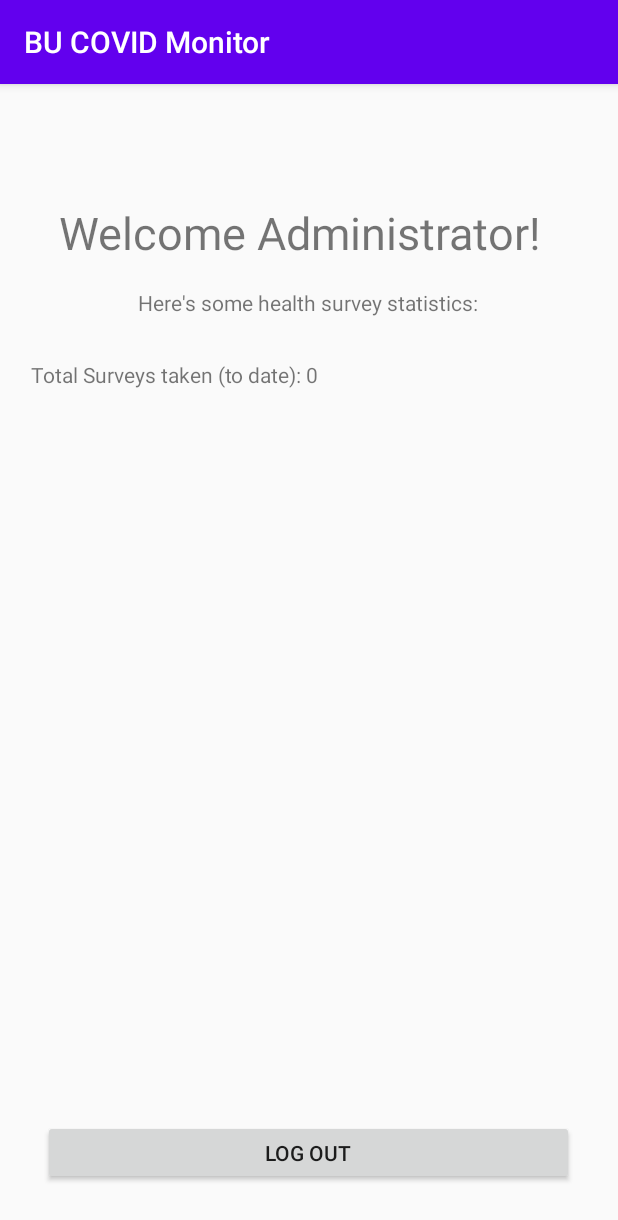
After one commit to Jon-S-Hall/Android_COVID_Monitor, an Android app: the AdminHome screen opened directly, with no data from a screen before it, on a phone screen of 412 x 824 dp. The commit adds this screen. Shown: the top 1220 px of the screen. Run offline under Robolectric (Android 15) with nearby library versions, the phone set to English and light mode, and no system bars; our stand-ins replace Firebase (no records; nobody signed in at launch, a user with empty details on screens opened directly); Roboto replaces fonts that are not available here.

Commit message:
Added admin panel, and firebase database to store surveys.

```diff
--- a/app/build.gradle
+++ b/app/build.gradle
@@ -47,5 +47,7 @@ dependencies {
     implementation 'com.squareup.retrofit2:converter-gson:2.4.0'
     implementation 'com.android.support:multidex:1.0.3'
     implementation 'com.google.android.gms:play-services-auth:18.1.0'
+    implementation 'com.google.firebase:firebase-firestore:21.6.0'
+
 
 }
--- a/app/src/main/AndroidManifest.xml
+++ b/app/src/main/AndroidManifest.xml
@@ -21,6 +21,7 @@
         <activity android:name=".app.HomeScreen"/>
         <activity android:name=".app.SurveyActivity"/>
         <activity android:name=".app.CovidData"/>
+        <activity android:name=".app.AdminHome"/>
     </application>
 
 </manifest>
--- /dev/null
+++ b/app/src/main/java/com/example/bucovidmonitor/app/AdminHome.java
@@ -0,0 +1,70 @@
+package com.example.bucovidmonitor.app;
+
+import android.content.Intent;
+import android.os.Bundle;
+import android.view.View;
+import android.widget.Button;
+import android.widget.TextView;
+
+import androidx.annotation.NonNull;
+import androidx.annotation.RequiresPermission;
+import androidx.appcompat.app.AppCompatActivity;
+
+import com.example.bucovidmonitor.R;
+import com.example.bucovidmonitor.ui.login.LoginActivity;
+import com.google.android.gms.tasks.OnCompleteListener;
+import com.google.android.gms.tasks.Task;
+import com.google.firebase.auth.FirebaseAuth;
+import com.google.firebase.auth.FirebaseUser;
+import com.google.firebase.firestore.FirebaseFirestore;
+import com.google.firebase.firestore.QueryDocumentSnapshot;
+import com.google.firebase.firestore.QuerySnapshot;
+
+
+public class AdminHome extends AppCompatActivity {
+
+    Button LogOut;
+    TextView totSurveys;
+    // Access a Cloud Firestore instance from your Activity
+    FirebaseFirestore db;
+    @Override
+    public void onCreate(Bundle savedInstanceState) {
+        db = FirebaseFirestore.getInstance();
+        super.onCreate(savedInstanceState);
+        setContentView(R.layout.admin_screen);
+        LogOut = findViewById(R.id.logoutBtn);
+        totSurveys = findViewById(R.id.totalSurveys);
+
+        FirebaseUser user = FirebaseAuth.getInstance().getCurrentUser();
+        //update name to name of person logged in.
+
+        ReadData();
+        LogOut.setOnClickListener(new View.OnClickListener() {
+            @Override
+            public void onClick(View v){
+                FirebaseAuth.getInstance().signOut();
+                startActivity(new Intent(getApplicationContext(), LoginActivity.class));
+            }
+        });
+
+    }
+
+    public void ReadData(){
+        db.collection("SymptomSurvey")
+                .get()
+                .addOnCompleteListener(new OnCompleteListener<QuerySnapshot>() {
+                    @Override
+                    public void onComplete(@NonNull Task<QuerySnapshot> task) {
+                        if (task.isSuccessful()) {
+                            int numSurveys = task.getResult().size();
+                            totSurveys.append(Integer.toString(numSurveys));
+                            for (QueryDocumentSnapshot document : task.getResult()) {
+
+                            }
+                        }
+                    }
+                });
+
+    }
+
+}
--- a/app/src/main/java/com/example/bucovidmonitor/app/HomeScreen.java
+++ b/app/src/main/java/com/example/bucovidmonitor/app/HomeScreen.java
@@ -5,6 +5,7 @@ import android.os.Bundle;
 import androidx.appcompat.app.AppCompatActivity;
 
 import com.example.bucovidmonitor.R;
+import com.example.bucovidmonitor.ui.login.LoginActivity;
 import com.google.firebase.auth.FirebaseAuth;
 import com.google.firebase.auth.FirebaseUser;
 
@@ -27,7 +28,6 @@ public class HomeScreen extends AppCompatActivity {
         LogOut = findViewById(R.id.logoutBtn);
 
         FirebaseUser user = FirebaseAuth.getInstance().getCurrentUser();
-
         //update name to name of person logged in.
         Banner.append(" " + user.getEmail() + "!");
 
@@ -52,6 +52,7 @@ public class HomeScreen extends AppCompatActivity {
             @Override
             public void onClick(View v){
                 FirebaseAuth.getInstance().signOut();
+                startActivity(new Intent(getApplicationContext(), LoginActivity.class));
             }
         });
 
--- /dev/null
+++ b/app/src/main/res/layout/admin_screen.xml
@@ -0,0 +1,57 @@
+<?xml version="1.0" encoding="utf-8"?>
+<androidx.constraintlayout.widget.ConstraintLayout
+    xmlns:android="http://schemas.android.com/apk/res/android"
+    xmlns:app="http://schemas.android.com/apk/res-auto"
+    xmlns:tools="http://schemas.android.com/tools"
+    android:layout_width="match_parent"
+    android:layout_height="match_parent">
+
+    <TextView
+        android:id="@+id/welcomeBanner"
+        android:layout_width="343dp"
+        android:layout_height="35dp"
+        android:text="Welcome Administrator!"
+        android:textSize="30sp"
+        app:layout_constraintBottom_toBottomOf="parent"
+        app:layout_constraintEnd_toEndOf="parent"
+        app:layout_constraintHorizontal_bias="0.573"
+        app:layout_constraintStart_toStartOf="parent"
+        app:layout_constraintTop_toTopOf="parent"
+        app:layout_constraintVertical_bias="0.107" />
+
+    <Button
+        android:id="@+id/logoutBtn"
+        android:layout_width="354dp"
+        android:layout_height="43dp"
+        android:text="Log Out"
+        app:layout_constraintBottom_toBottomOf="parent"
+        app:layout_constraintEnd_toEndOf="parent"
+        app:layout_constraintHorizontal_bias="0.491"
+        app:layout_constraintStart_toStartOf="parent"
+        app:layout_constraintTop_toBottomOf="@+id/welcomeBanner"
+        app:layout_constraintVertical_bias="0.944" />
+
+    <TextView
+        android:id="@+id/banner2"
+        android:layout_width="wrap_content"
+        android:layout_height="wrap_content"
+        android:text="Here's some health survey statistics:"
+        app:layout_constraintBottom_toTopOf="@+id/logoutBtn"
+        app:layout_constraintEnd_toEndOf="parent"
+        app:layout_constraintHorizontal_bias="0.497"
+        app:layout_constraintStart_toStartOf="parent"
+        app:layout_constraintTop_toBottomOf="@+id/welcomeBanner"
+        app:layout_constraintVertical_bias="0.04" />
+
+    <TextView
+        android:id="@+id/totalSurveys"
+        android:layout_width="370dp"
+        android:layout_height="31dp"
+        android:text="Total Surveys taken (to date): "
+        app:layout_constraintBottom_toTopOf="@+id/logoutBtn"
+        app:layout_constraintEnd_toEndOf="parent"
+        app:layout_constraintHorizontal_bias="0.487"
+        app:layout_constraintStart_toStartOf="parent"
+        app:layout_constraintTop_toBottomOf="@+id/banner2"
+        app:layout_constraintVertical_bias="0.057" />
+</androidx.constraintlayout.widget.ConstraintLayout>
```
Also changed, not shown: app/src/main/java/com/example/bucovidmonitor/app/SurveyActivity.java (+20 -4 lines), app/src/main/java/com/example/bucovidmonitor/data/LoginDataSource.java (deleted, +0 -29 lines), app/src/main/java/com/example/bucovidmonitor/data/LoginRepository.java (deleted, +0 -54 lines), app/src/main/java/com/example/bucovidmonitor/data/Result.java (deleted, +0 -48 lines), app/src/main/java/com/example/bucovidmonitor/data/model/LoggedInUser.java (deleted, +0 -23 lines), app/src/main/java/com/example/bucovidmonitor/data/model/SurveyDatabase.java (added, +80 -0 lines), app/src/main/java/com/example/bucovidmonitor/ui/login/LoggedInUserView.java (deleted, +0 -17 lines), app/src/main/java/com/example/bucovidmonitor/ui/login/LoginActivity.java (+9 -2 lines), app/src/main/java/com/example/bucovidmonitor/ui/login/LoginFormState.java (deleted, +0 -40 lines), app/src/main/java/com/example/bucovidmonitor/ui/login/LoginResult.java (deleted, +0 -31 lines), app/src/main/java/com/example/bucovidmonitor/ui/login/LoginViewModel.java (deleted, +0 -70 lines), app/src/main/java/com/example/bucovidmonitor/ui/login/LoginViewModelFactory.java (deleted, +0 -26 lines), app/src/main/res/layout/activity_login.xml (+5 -4 lines).
